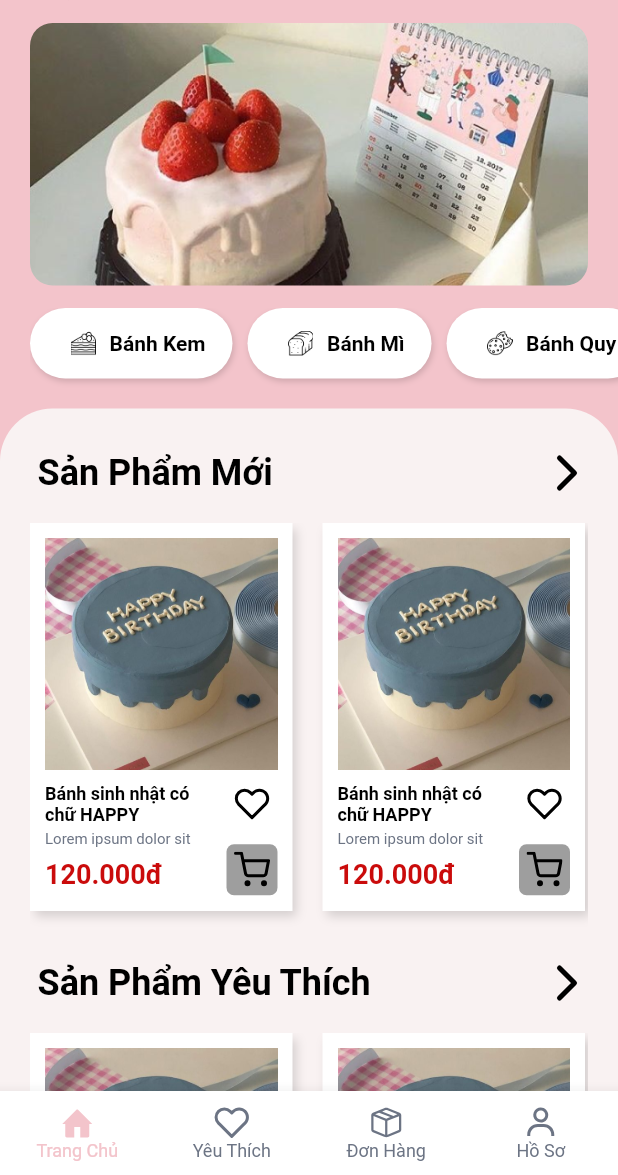
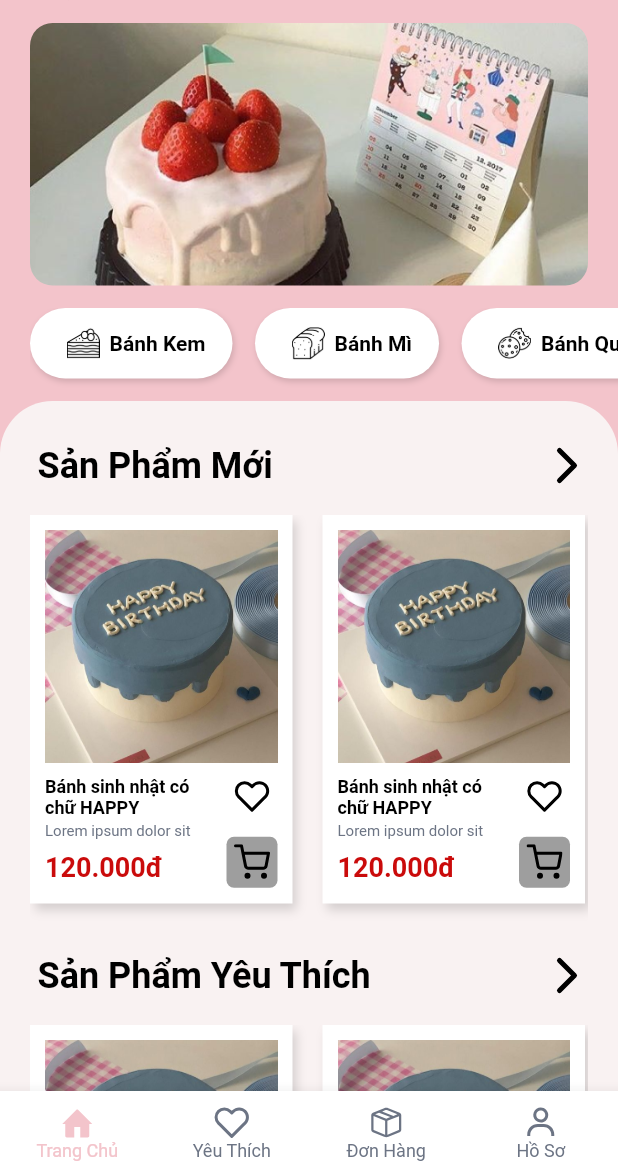
Before and after one commit to chammthanh/DOAN_ANDROID, a Flutter app: the TrangChu screen opened by its route, on a phone screen of 412 x 824 dp, the part 61-1236 px from its top. Run offline on Flutter 3.47's test engine with Material 2 defaults, Android fonts, the phone set to English and light mode, and no system bars; our stand-ins replace flutter_svg.

Commit message:
edit icon heart

```diff
--- a/lib/constraint.dart
+++ b/lib/constraint.dart
@@ -12,4 +12,5 @@ const shadowColor = Color.fromRGBO(0, 0, 0, 0.15);
 const inputTextColor = Color.fromRGBO(196, 196, 196, 1);
 const bottombar = Colors.white;
 const dhColor = Color.fromRGBO(246, 233, 231, 1);
+const heartbtn = Color.fromRGBO(202, 11, 11, 1);
 const textsize = 20.0;
--- a/lib/screens/trangchu/components/body.dart
+++ b/lib/screens/trangchu/components/body.dart
@@ -35,7 +35,7 @@ class _BodyHomeState extends State<BodyHome> {
           ),
           const SizedBox(height: 10),
           const MenuBar(),
-          const SizedBox(height: 10),
+          const SizedBox(height: 5),
           Container(
             padding: const EdgeInsets.only(top: 15),
             decoration: const BoxDecoration(
--- a/lib/screens/trangchu/components/menubar.dart
+++ b/lib/screens/trangchu/components/menubar.dart
@@ -1,5 +1,5 @@
 import 'package:doan_cake/models/loaisp.dart';
-import 'package:doan_cake/screens/trangchu/components/testmenu.dart';
+import 'package:doan_cake/screens/trangchu/components/itemmenu.dart';
 import 'package:flutter/material.dart';
 
 class MenuBar extends StatelessWidget {
@@ -19,7 +19,7 @@ class MenuBar extends StatelessWidget {
                   scrollDirection: Axis.horizontal,
                   itemCount: loaisp.length,
                   itemBuilder: (context, index) =>
-                      TestMenu(loaisp: loaisp[index])),
+                      ItemMenu(loaisp: loaisp[index])),
             ),
           ),
         ],
--- a/lib/screens/trangchu/components/testmenu.dart
+++ /dev/null
@@ -1,43 +0,0 @@
-import 'package:doan_cake/constraint.dart';
-import 'package:doan_cake/models/loaisp.dart';
-import 'package:flutter/material.dart';
-
-class TestMenu extends StatelessWidget {
-  final LoaiSP loaisp;
-  const TestMenu({Key? key, required this.loaisp}) : super(key: key);
-  @override
-  Widget build(BuildContext context) {
-    return GestureDetector(
-      onTap: () {},
-      child: Container(
-        height: 50,
-        constraints: const BoxConstraints(),
-        margin: const EdgeInsets.only(right: 10, bottom: 10),
-        padding: const EdgeInsets.only(left: 10, top: 7, right: 10, bottom: 7),
-        child: TextButton(
-            onPressed: () {},
-            child: Row(
-              children: [
-                Image.asset("${loaisp.image}", width: 35, height: 22),
-                Text(
-                  "${loaisp.loai}",
-                  style:
-                      TextStyle(color: textColor, fontWeight: FontWeight.bold),
-                )
-              ],
-            )),
-        decoration: const BoxDecoration(
-          color: Colors.white,
-          borderRadius: BorderRadius.all(Radius.circular(50)),
-          boxShadow: [
-            BoxShadow(
-              color: shadowColor,
-              blurRadius: 3,
-              offset: Offset(1, 2),
-            )
-          ],
-        ),
-      ),
-    );
-  }
-}
--- a/lib/widgets/heart.dart
+++ b/lib/widgets/heart.dart
@@ -1,3 +1,4 @@
+import 'package:doan_cake/constraint.dart';
 import 'package:flutter/widgets.dart';
 
 import 'package:flutter/material.dart';
@@ -10,16 +11,26 @@ class ClickHeart extends StatefulWidget {
 }
 
 class _ClickHeartState extends State<ClickHeart> {
+  bool _clickheart = false;
   @override
   Widget build(BuildContext context) {
     return Container(
       margin: const EdgeInsets.only(left: 10),
       padding: const EdgeInsets.all(5),
       child: IconButton(
-        onPressed: () {},
+        onPressed: () {
+          setState(() {
+            _clickheart = !_clickheart;
+          });
+        },
         padding: EdgeInsets.zero,
         constraints: const BoxConstraints(),
-        icon: SvgPicture.asset("assets/icons/heart.svg"),
+        icon: _clickheart
+            ? SvgPicture.asset(
+                "assets/icons/heart-fill.svg",
+                color: heartbtn,
+              )
+            : SvgPicture.asset("assets/icons/heart.svg"),
       ),
     );
   }
```
